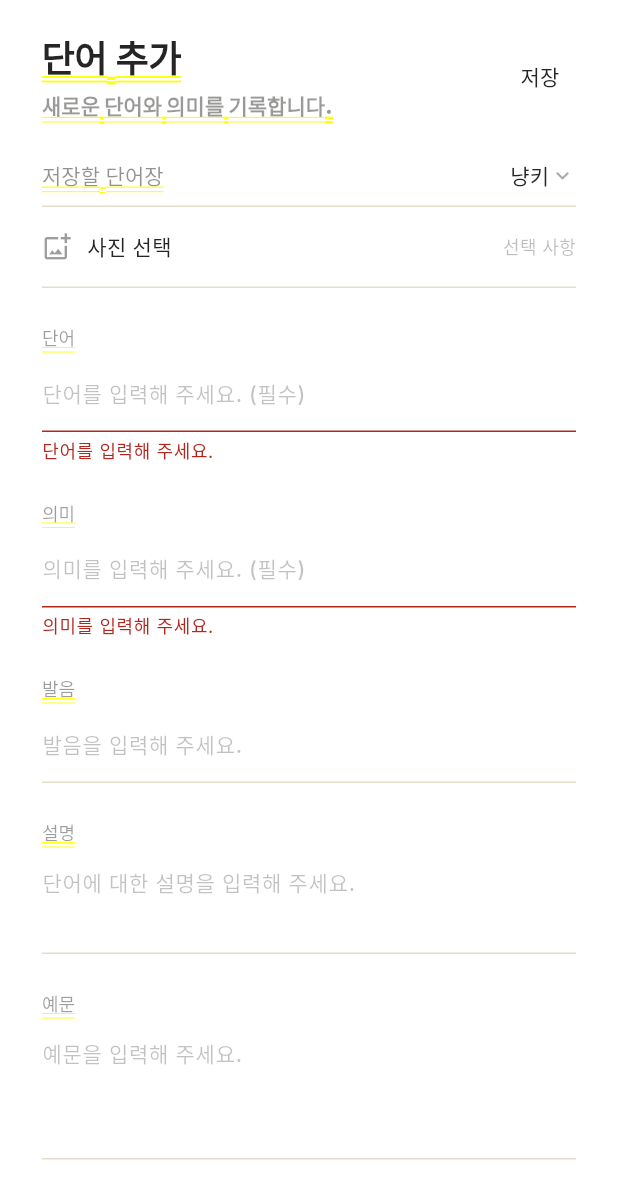
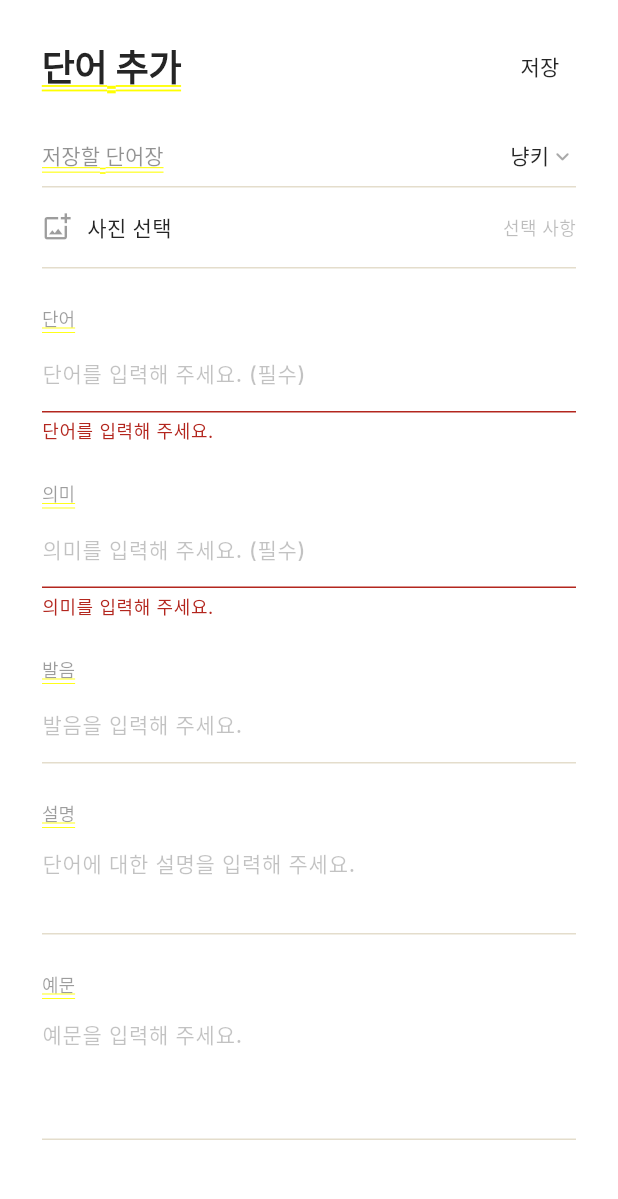
Before and after one commit to novvvv/nyaki, a Flutter app: the AddWordScreen screen opened directly, after a tap on "저장", on a phone screen of 412 x 824 dp. Shown: the top 1199 px of the screen. Run offline on Flutter 3.47's test engine with Material 3 defaults, Android fonts, the phone set to English and light mode, and no system bars; our stand-ins replace drift, drift_flutter, firebase_auth, firebase_core, google_fonts, google_sign_in and 1 more; accounts and stored records are empty; generated files the repository leaves out were written again.

Commit message:
fix: 단어장, 단어 추가 상세 설명 페이지 제거

```diff
--- a/lib/screens/auth/sign_in_screen.dart
+++ b/lib/screens/auth/sign_in_screen.dart
@@ -1,6 +1,7 @@
 import 'package:flutter/material.dart';
 
 import '../../core/auth_scope.dart';
+import '../../core/error_snackbar.dart';
 import '../../core/theme/nyaki_colors.dart';
 import '../../data/auth/auth_repository.dart';
 
@@ -23,9 +24,7 @@ class SignInScreen extends StatelessWidget {
       // 사용자가 로그인 창을 닫은 경우.
     } catch (error) {
       if (!context.mounted) return;
-      ScaffoldMessenger.of(context).showSnackBar(
-        SnackBar(content: Text(error.toString())),
-      );
+      showErrorSnackBar(context, message: '로그인에 실패했어요.', error: error);
     }
   }
 
--- a/lib/screens/word_book/add_word_book_screen.dart
+++ b/lib/screens/word_book/add_word_book_screen.dart
@@ -1,5 +1,6 @@
 import 'package:flutter/material.dart';
 
+import '../../core/error_snackbar.dart';
 import '../../core/nyaki_scope.dart';
 import '../../core/theme/nyaki_colors.dart';
 
@@ -40,9 +41,7 @@ class _AddWordBookScreenState extends State<AddWordBookScreen> {
       Navigator.of(context).pop();
     } catch (error) {
       if (!mounted) return;
-      ScaffoldMessenger.of(context).showSnackBar(
-        SnackBar(content: Text(error.toString())),
-      );
+      showErrorSnackBar(context, message: '단어장 생성에 실패했어요.', error: error);
     } finally {
       if (mounted) setState(() => _isSubmitting = false);
     }
--- a/lib/screens/word_book/add_word_screen.dart
+++ b/lib/screens/word_book/add_word_screen.dart
@@ -1,5 +1,6 @@
 import 'package:flutter/material.dart';
 
+import '../../core/error_snackbar.dart';
 import '../../core/nyaki_scope.dart';
 import '../../core/theme/nyaki_colors.dart';
 import '../../data/repositories/vocab_repository.dart';
@@ -99,9 +100,7 @@ class _AddWordScreenState extends State<AddWordScreen> {
       );
     } catch (error) {
       if (!mounted) return;
-      ScaffoldMessenger.of(context).showSnackBar(
-        SnackBar(content: Text(error.toString())),
-      );
+      showErrorSnackBar(context, message: '단어 추가에 실패했어요.', error: error);
     } finally {
       if (mounted) setState(() => _isSubmitting = false);
     }
@@ -139,10 +138,7 @@ class _AddWordScreenState extends State<AddWordScreen> {
                     const SizedBox(width: 8),
                   ],
                   const Expanded(
-                    child: Column(
-                      crossAxisAlignment: CrossAxisAlignment.start,
-                      children: [
-                        Text(
+                    child: Text(
                       '단어 추가',
                       style: TextStyle(
                         fontFamily: 'Inter',
@@ -151,17 +147,6 @@ class _AddWordScreenState extends State<AddWordScreen> {
                         letterSpacing: -0.3,
                         color: NyakiColors.ink,
                       ),
-                        ),
-                        SizedBox(height: 4),
-                        Text(
-                          '새로운 단어와 의미를 기록합니다.',
-                          style: TextStyle(
-                            fontFamily: 'Inter',
-                            fontSize: 14,
-                            color: Color(0x731D1D1B),
-                          ),
-                        ),
-                      ],
                     ),
                   ),
                   TextButton(
```
Also changed, not shown: lib/core/error_snackbar.dart (added, +23 -0 lines), lib/screens/settings/settings_screen.dart (+3 -19 lines), lib/screens/word_book/edit_word_screen.dart (+3 -6 lines), lib/screens/word_book/word_book_detail_screen.dart (+5 -11 lines), lib/screens/word_book/word_book_list_screen.dart (+0 -9 lines), 1 other file. Lines whose indentation alone changed are shown as unchanged.
